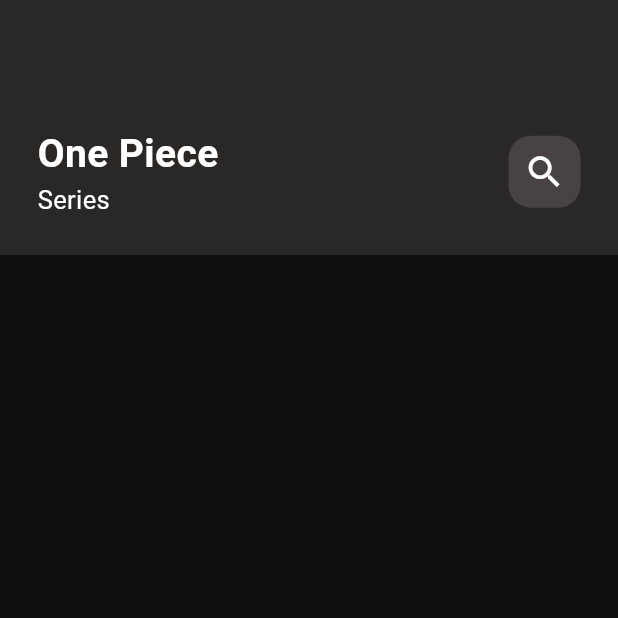
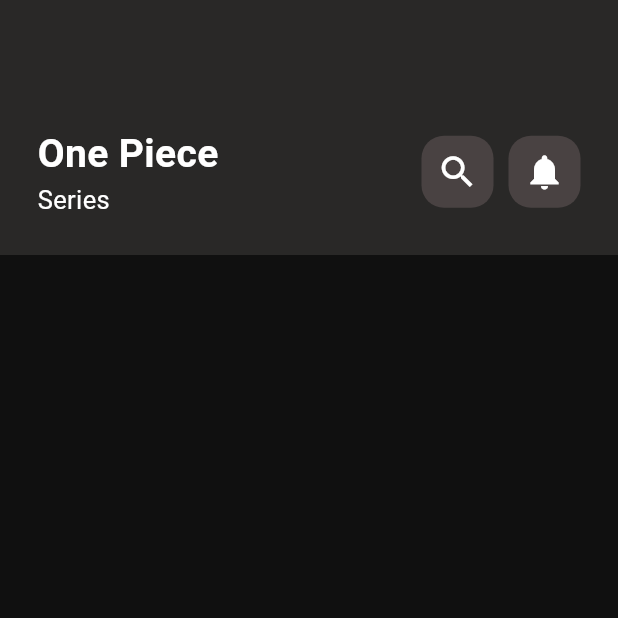
Before and after one commit to daironpf/aprendiendo-dart-y-flutter, a Flutter app: the screen it shows after launch, on a phone screen of 412 x 824 dp, the top half of it. Run offline on Flutter 3.47's test engine with Material 3 defaults, Android fonts, the phone set to English and light mode, and no system bars.

Commit message:
agregado notificacion, terminado con el header

```diff
--- a/onepice/lib/src/widgets/header_widget.dart
+++ b/onepice/lib/src/widgets/header_widget.dart
@@ -40,6 +40,23 @@ class HeaderWidget extends StatelessWidget {
                   onPressed: () {},
                 ),
               ),
+
+              const SizedBox(width: 10.0), // sirve de separador
+
+              Container(
+                decoration: BoxDecoration(
+                  color: const Color.fromARGB(255, 73, 66, 66),
+                  borderRadius: BorderRadius.circular(15),
+                ),
+                child: IconButton(
+                  icon: const Icon(
+                    Icons.notifications,
+                    size: 28,
+                    color: Colors.white,
+                  ),
+                  onPressed: () {},
+                ),
+              ),
             ],
           ),
         ],
```
